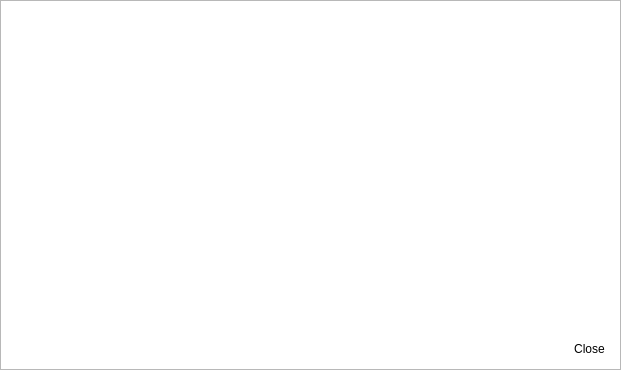
hardwarewise/SIN-core, file src/qt/forms/transactiondescdialog.ui: the form before one commit.
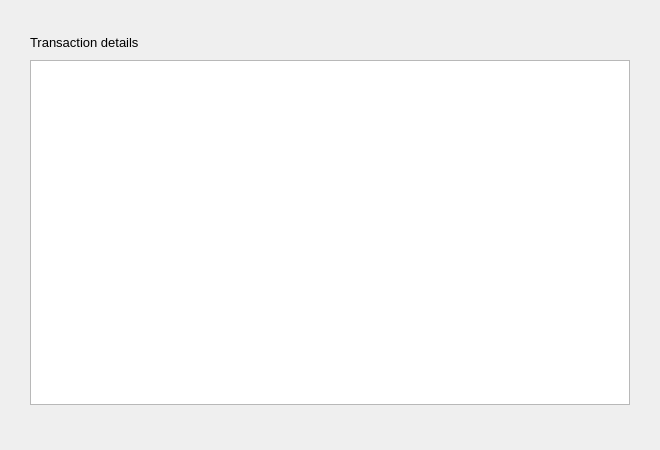
The form after the commit.

Diff of the .ui file:
```diff
--- a/src/qt/forms/transactiondescdialog.ui
+++ b/src/qt/forms/transactiondescdialog.ui
@@ -6,129 +6,60 @@
    <rect>
     <x>0</x>
     <y>0</y>
-    <width>621</width>
-    <height>370</height>
+    <width>660</width>
+    <height>450</height>
    </rect>
   </property>
-  <property name="sizePolicy">
-   <sizepolicy hsizetype="Preferred" vsizetype="Expanding">
-    <horstretch>0</horstretch>
-    <verstretch>0</verstretch>
-   </sizepolicy>
-  </property>
   <property name="windowTitle">
    <string notr="true">Transaction details</string>
   </property>
-  <property name="styleSheet">
-   <string notr="true">QDialog#TransactionDescDialog {
-background-color: #FFFFFF;
-}
-
-QPushButton  { 
-  font-size:12px;
-  padding:4px 6px;
-  border-radius: 12px;
-  }
-  
-QPushButton:hover  {
-    font-size:12px;
-    padding:4px 6px;
-  }
-
-QTextEdit#detailText {
-background-color: transparent;
-font-size: 14px;
-border:0;
-}</string>
-  </property>
   <layout class="QVBoxLayout" name="verticalLayout">
+   <property name="spacing">
+    <number>10</number>
+   </property>
    <property name="leftMargin">
-    <number>0</number>
+    <number>30</number>
    </property>
    <property name="topMargin">
-    <number>0</number>
+    <number>35</number>
    </property>
    <property name="rightMargin">
-    <number>0</number>
+    <number>30</number>
    </property>
    <property name="bottomMargin">
-    <number>0</number>
+    <number>45</number>
    </property>
    <item>
-    <widget class="QFrame" name="descFrame">
-     <property name="sizePolicy">
-      <sizepolicy hsizetype="Expanding" vsizetype="Expanding">
-       <horstretch>0</horstretch>
-       <verstretch>0</verstretch>
-      </sizepolicy>
+    <widget class="QLabel" name="label">
+     <property name="font">
+      <font>
+       <pointsize>10</pointsize>
+      </font>
      </property>
-     <property name="frameShape">
-      <enum>QFrame::StyledPanel</enum>
+     <property name="text">
+      <string>Transaction details</string>
      </property>
-     <property name="frameShadow">
-      <enum>QFrame::Raised</enum>
+    </widget>
+   </item>
+   <item>
+    <widget class="QTextBrowser" name="detailText">
+     <property name="font">
+      <font>
+       <pointsize>10</pointsize>
+      </font>
      </property>
-     <layout class="QVBoxLayout" name="verticalLayout_3">
-      <property name="leftMargin">
-       <number>0</number>
-      </property>
-      <property name="topMargin">
-       <number>0</number>
-      </property>
-      <property name="rightMargin">
-       <number>0</number>
-      </property>
-      <property name="bottomMargin">
-       <number>0</number>
-      </property>
-      <item>
-       <layout class="QVBoxLayout" name="verticalLayout_4">
-        <property name="sizeConstraint">
-         <enum>QLayout::SetDefaultConstraint</enum>
-        </property>
-        <property name="leftMargin">
-         <number>9</number>
-        </property>
-        <property name="topMargin">
-         <number>9</number>
-        </property>
-        <property name="rightMargin">
-         <number>9</number>
-        </property>
-        <property name="bottomMargin">
-         <number>9</number>
-        </property>
-        <item>
-         <widget class="QTextEdit" name="detailText">
-          <property name="toolTip">
-           <string>This pane shows a detailed description of the transaction</string>
-          </property>
-          <property name="styleSheet">
-           <string notr="true">/*background-color: #172E4C;
-border-radius : 12px;
-margin: 10px;*/</string>
-          </property>
-          <property name="readOnly">
-           <bool>true</bool>
-          </property>
-          <property name="tabStopWidth">
-           <number>80</number>
-          </property>
-         </widget>
-        </item>
-        <item>
-         <widget class="QDialogButtonBox" name="buttonBox">
-          <property name="orientation">
-           <enum>Qt::Horizontal</enum>
-          </property>
-          <property name="standardButtons">
-           <set>QDialogButtonBox::Close</set>
-          </property>
-         </widget>
-        </item>
-       </layout>
-      </item>
-     </layout>
+     <property name="toolTip">
+      <string>This pane shows a detailed description of the transaction</string>
+     </property>
+     <property name="readOnly">
+      <bool>true</bool>
+     </property>
+     <property name="textInteractionFlags">
+      <set>Qt::LinksAccessibleByMouse|Qt::TextSelectableByMouse</set>
+     </property>
+     <property name="openExternalLinks">
+      <bool>true</bool>
+     </property>
     </widget>
    </item>
   </layout>
```
Left out of the diff: 35 changed lines with no effect on the pictures.
